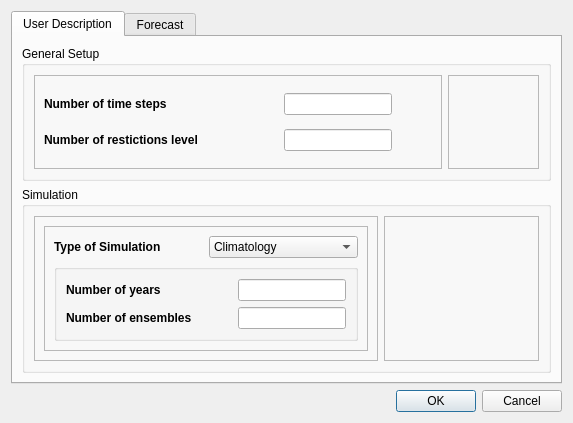
Qt form gui/ui/gen_setup_dialog.ui (lcford2/graps_gui) before a commit.
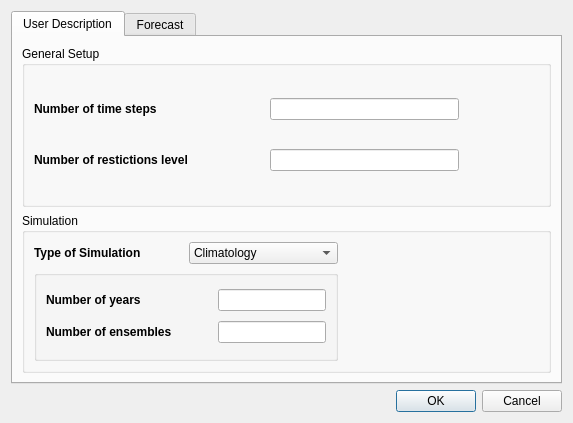
The same form after that commit.

Commit message: Adjusted layouts for UIs, included help documentation access

The edit to the form file:
```diff
--- a/gui/ui/gen_setup_dialog.ui
+++ b/gui/ui/gen_setup_dialog.ui
@@ -40,26 +40,7 @@
           <string>General Setup</string>
          </property>
          <layout class="QGridLayout" name="gridLayout_15">
-          <item row="0" column="0">
-           <widget class="QFrame" name="gen_setup_left_frame">
-            <property name="frameShape">
-             <enum>QFrame::StyledPanel</enum>
-            </property>
-            <property name="frameShadow">
-             <enum>QFrame::Raised</enum>
-            </property>
-            <layout class="QGridLayout" name="gridLayout_16">
-             <item row="2" column="3">
-              <widget class="QLineEdit" name="restrictions_input">
-               <property name="sizePolicy">
-                <sizepolicy hsizetype="Minimum" vsizetype="Fixed">
-                 <horstretch>0</horstretch>
-                 <verstretch>0</verstretch>
-                </sizepolicy>
-               </property>
-              </widget>
-             </item>
-             <item row="0" column="3">
+          <item row="0" column="2">
               <widget class="QLineEdit" name="time_step_input">
                <property name="enabled">
                 <bool>true</bool>
@@ -75,6 +56,22 @@
                </property>
               </widget>
              </item>
+          <item row="0" column="3">
+           <spacer name="horizontalSpacer_8">
+            <property name="orientation">
+             <enum>Qt::Horizontal</enum>
+            </property>
+            <property name="sizeType">
+             <enum>QSizePolicy::Fixed</enum>
+            </property>
+            <property name="sizeHint" stdset="0">
+             <size>
+              <width>40</width>
+              <height>20</height>
+             </size>
+            </property>
+           </spacer>
+          </item>
              <item row="0" column="0">
               <widget class="QLabel" name="time_step">
                <property name="font">
@@ -88,7 +85,33 @@
                </property>
               </widget>
              </item>
-             <item row="0" column="2">
+          <item row="1" column="2">
+           <widget class="QLineEdit" name="restrictions_input">
+            <property name="sizePolicy">
+             <sizepolicy hsizetype="Minimum" vsizetype="Fixed">
+              <horstretch>0</horstretch>
+              <verstretch>0</verstretch>
+             </sizepolicy>
+            </property>
+           </widget>
+          </item>
+          <item row="0" column="4">
+           <spacer name="horizontalSpacer_11">
+            <property name="orientation">
+             <enum>Qt::Horizontal</enum>
+            </property>
+            <property name="sizeType">
+             <enum>QSizePolicy::Fixed</enum>
+            </property>
+            <property name="sizeHint" stdset="0">
+             <size>
+              <width>40</width>
+              <height>20</height>
+             </size>
+            </property>
+           </spacer>
+          </item>
+          <item row="0" column="1">
               <spacer name="horizontalSpacer_7">
                <property name="orientation">
                 <enum>Qt::Horizontal</enum>
@@ -104,23 +127,7 @@
                </property>
               </spacer>
              </item>
-             <item row="0" column="1">
-              <spacer name="horizontalSpacer_8">
-               <property name="orientation">
-                <enum>Qt::Horizontal</enum>
-               </property>
-               <property name="sizeType">
-                <enum>QSizePolicy::Fixed</enum>
-               </property>
-               <property name="sizeHint" stdset="0">
-                <size>
-                 <width>40</width>
-                 <height>20</height>
-                </size>
-               </property>
-              </spacer>
-             </item>
-             <item row="2" column="0">
+          <item row="1" column="0">
               <widget class="QLabel" name="restrictions_level">
                <property name="font">
                 <font>
@@ -133,35 +140,6 @@
                </property>
               </widget>
              </item>
-             <item row="0" column="4">
-              <spacer name="horizontalSpacer_11">
-               <property name="orientation">
-                <enum>Qt::Horizontal</enum>
-               </property>
-               <property name="sizeType">
-                <enum>QSizePolicy::Fixed</enum>
-               </property>
-               <property name="sizeHint" stdset="0">
-                <size>
-                 <width>40</width>
-                 <height>20</height>
-                </size>
-               </property>
-              </spacer>
-             </item>
-            </layout>
-           </widget>
-          </item>
-          <item row="0" column="1">
-           <widget class="QFrame" name="empty_frame_2">
-            <property name="frameShape">
-             <enum>QFrame::StyledPanel</enum>
-            </property>
-            <property name="frameShadow">
-             <enum>QFrame::Raised</enum>
-            </property>
-           </widget>
-          </item>
          </layout>
         </widget>
        </item>
@@ -171,56 +149,7 @@
           <string>Simulation</string>
          </property>
          <layout class="QGridLayout" name="gridLayout_17">
-          <item row="0" column="0">
-           <widget class="QFrame" name="sim_left_frame">
-            <property name="frameShape">
-             <enum>QFrame::StyledPanel</enum>
-            </property>
-            <property name="frameShadow">
-             <enum>QFrame::Raised</enum>
-            </property>
-            <layout class="QVBoxLayout" name="verticalLayout_6">
-             <item>
-              <widget class="QFrame" name="combo_frame">
-               <property name="frameShape">
-                <enum>QFrame::StyledPanel</enum>
-               </property>
-               <property name="frameShadow">
-                <enum>QFrame::Raised</enum>
-               </property>
-               <layout class="QGridLayout" name="gridLayout_18">
-                <item row="0" column="1">
-                 <widget class="QComboBox" name="type_sim_combo">
-                  <property name="sizePolicy">
-                   <sizepolicy hsizetype="Minimum" vsizetype="Fixed">
-                    <horstretch>0</horstretch>
-                    <verstretch>0</verstretch>
-                   </sizepolicy>
-                  </property>
-                  <property name="minimumSize">
-                   <size>
-                    <width>0</width>
-                    <height>0</height>
-                   </size>
-                  </property>
-                  <item>
-                   <property name="text">
-                    <string>Climatology</string>
-                   </property>
-                  </item>
-                  <item>
-                   <property name="text">
-                    <string>Forecast</string>
-                   </property>
-                  </item>
-                  <item>
-                   <property name="text">
-                    <string>Zero Flow</string>
-                   </property>
-                  </item>
-                 </widget>
-                </item>
-                <item row="0" column="0">
+          <item row="1" column="0">
                  <widget class="QLabel" name="type_of_sim">
                   <property name="font">
                    <font>
@@ -233,7 +162,7 @@
                   </property>
                  </widget>
                 </item>
-                <item row="1" column="0" colspan="2">
+          <item row="2" column="0" colspan="2">
                  <widget class="QGroupBox" name="sim_info_frame">
                   <property name="title">
                    <string/>
@@ -304,21 +233,49 @@
                   </layout>
                  </widget>
                 </item>
-               </layout>
-              </widget>
-             </item>
-            </layout>
+          <item row="1" column="1">
+           <widget class="QComboBox" name="type_sim_combo">
+            <property name="sizePolicy">
+             <sizepolicy hsizetype="Minimum" vsizetype="Fixed">
+              <horstretch>0</horstretch>
+              <verstretch>0</verstretch>
+             </sizepolicy>
+            </property>
+            <property name="minimumSize">
+             <size>
+              <width>0</width>
+              <height>0</height>
+             </size>
+            </property>
+            <item>
+             <property name="text">
+              <string>Climatology</string>
+             </property>
+            </item>
+            <item>
+             <property name="text">
+              <string>Forecast</string>
+             </property>
+            </item>
+            <item>
+             <property name="text">
+              <string>Zero Flow</string>
+             </property>
+            </item>
            </widget>
           </item>
-          <item row="0" column="1">
-           <widget class="QFrame" name="empty_frame_1">
-            <property name="frameShape">
-             <enum>QFrame::StyledPanel</enum>
+          <item row="2" column="2">
+           <spacer name="horizontalSpacer_2">
+            <property name="orientation">
+             <enum>Qt::Horizontal</enum>
             </property>
-            <property name="frameShadow">
-             <enum>QFrame::Raised</enum>
+            <property name="sizeHint" stdset="0">
+             <size>
+              <width>40</width>
+              <height>20</height>
+             </size>
             </property>
-           </widget>
+           </spacer>
           </item>
          </layout>
         </widget>
```
Left out of the diff: 3 changed lines with no effect on the pictures. Lines whose indentation alone changed are shown as unchanged. The commit also changes 9 other files.
